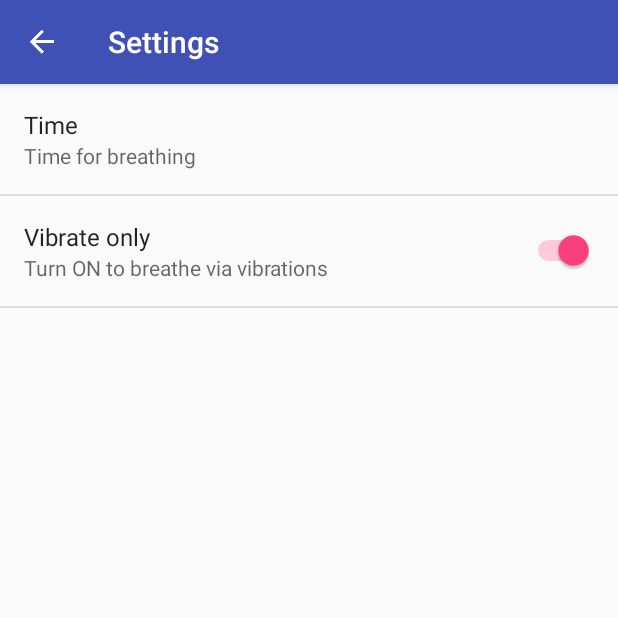
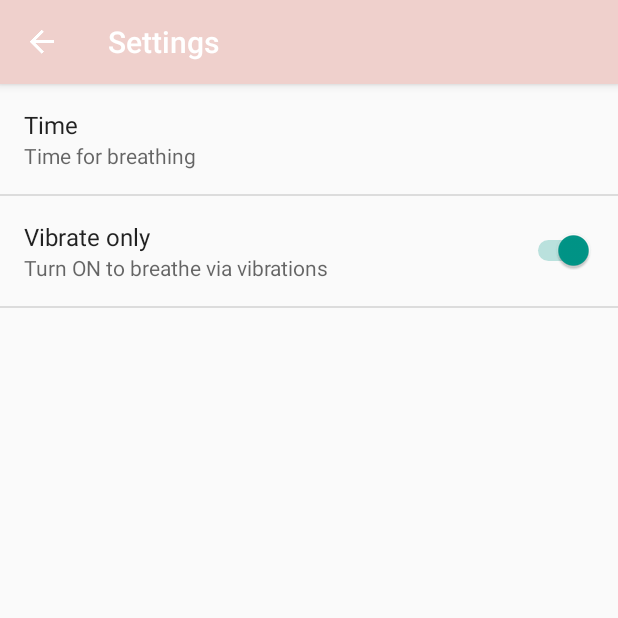
Before and after one commit to mohitagarwal/JustCalmDown, an Android app: the SettingsActivity screen opened directly, with no data from a screen before it, on a phone screen of 412 x 824 dp, the top half of it. Run offline under Robolectric (Android 15) with nearby library versions, the phone set to English and light mode, and no system bars.

Commit message:
changing theme pink and teal

```diff
--- a/app/src/main/res/values/colors.xml
+++ b/app/src/main/res/values/colors.xml
@@ -1,6 +1,6 @@
 <?xml version="1.0" encoding="utf-8"?>
 <resources>
-    <color name="colorPrimary">#3F51B5</color>
-    <color name="colorPrimaryDark">#303F9F</color>
-    <color name="colorAccent">#FF4081</color>
+    <color name="colorPrimary">#EFD0CC</color>
+    <color name="colorPrimaryDark">#EFAAA1</color>
+    <color name="colorAccent">#009688</color>
 </resources>
```
